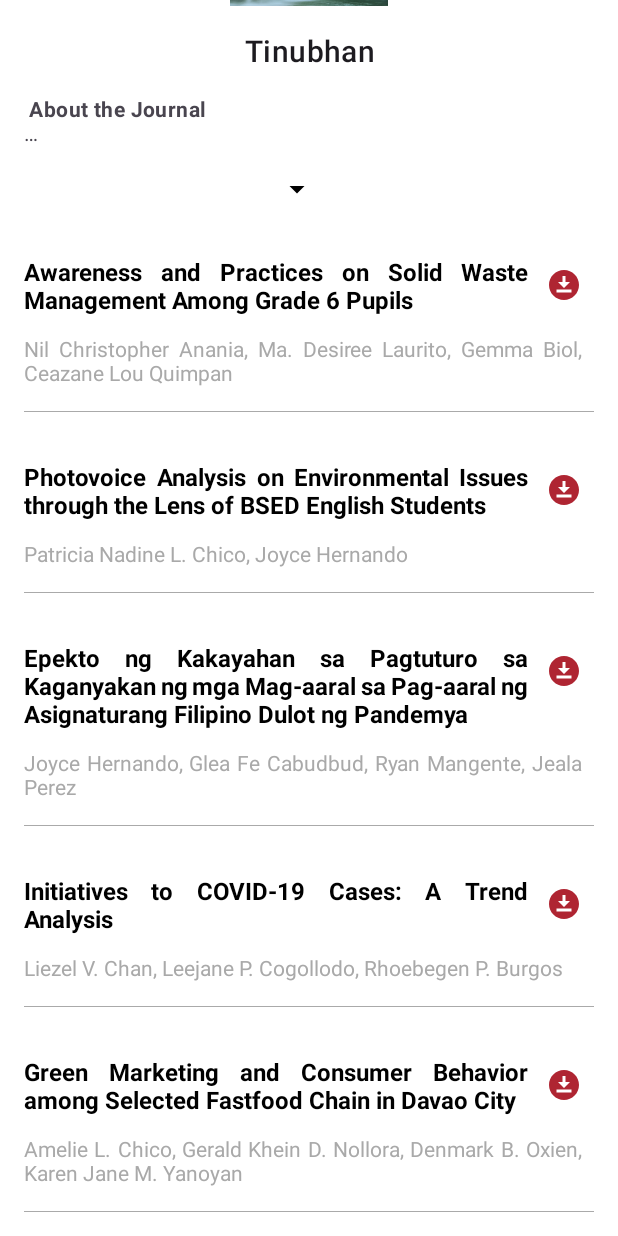
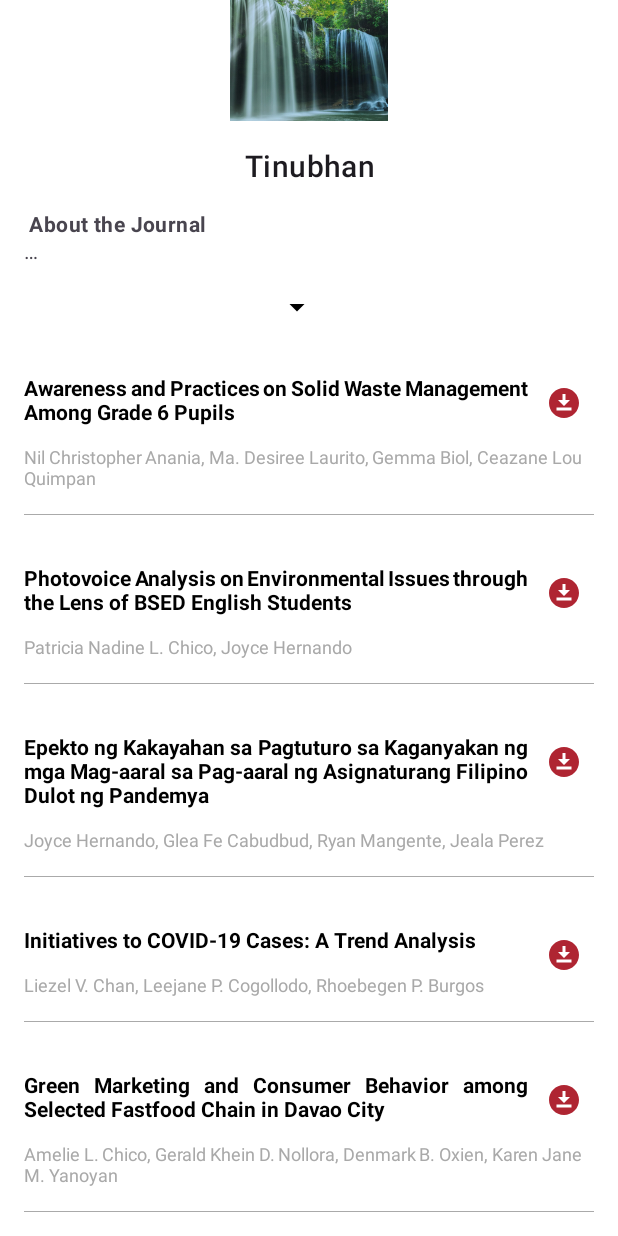
Before and after one commit to Sureinity/ReadKami, an Android app: the Tinubdan screen opened directly, with no data from a screen before it, on a phone screen of 412 x 824 dp. Run offline under Robolectric (Android 15) with nearby library versions, the phone set to English and light mode, and no system bars; our stand-ins replace Firebase (no records; nobody signed in at launch, a user with empty details on screens opened directly).

Commit message:
Little changes on textsize etc.

```diff
--- a/app/src/main/res/layout/activity_journal_6th.xml
+++ b/app/src/main/res/layout/activity_journal_6th.xml
@@ -45,7 +45,7 @@
             android:layout_marginTop="15dp"
             android:layout_marginEnd="16dp"
             android:layout_marginBottom="16dp"
-            android:text="@string/Journal1"
+            android:text="@string/Journal6"
             android:maxLines="2"
             android:ellipsize="end"
             app:layout_constraintEnd_toEndOf="parent"
--- a/app/src/main/res/layout/articles_item.xml
+++ b/app/src/main/res/layout/articles_item.xml
@@ -9,7 +9,7 @@
         android:id="@+id/textViewTitle"
         android:layout_width="0dp"
         android:layout_height="wrap_content"
-        android:textSize="16sp"
+        android:textSize="14sp"
         android:textStyle="bold"
         android:textColor="@color/black"
         android:layout_toStartOf="@id/downloadIcon"
@@ -28,7 +28,7 @@
         android:layout_height="wrap_content"
         android:layout_below="@id/textViewTitle"
         android:layout_marginTop="4dp"
-        android:textSize="14sp"
+        android:textSize="12sp"
         android:textColor="@color/dark_gray"
         android:layout_marginEnd="8dp"
         android:layout_marginRight="8dp"
--- a/app/src/main/res/layout/fragment_journal.xml
+++ b/app/src/main/res/layout/fragment_journal.xml
@@ -93,6 +93,7 @@
                         android:text="Journal of Economy and Enterprise Studies"
                         android:paddingTop="10dp"
                         android:textColor="@color/black"
+                        android:gravity="center"
                         android:textSize="11sp"
                         android:textStyle="bold" />
 
```
